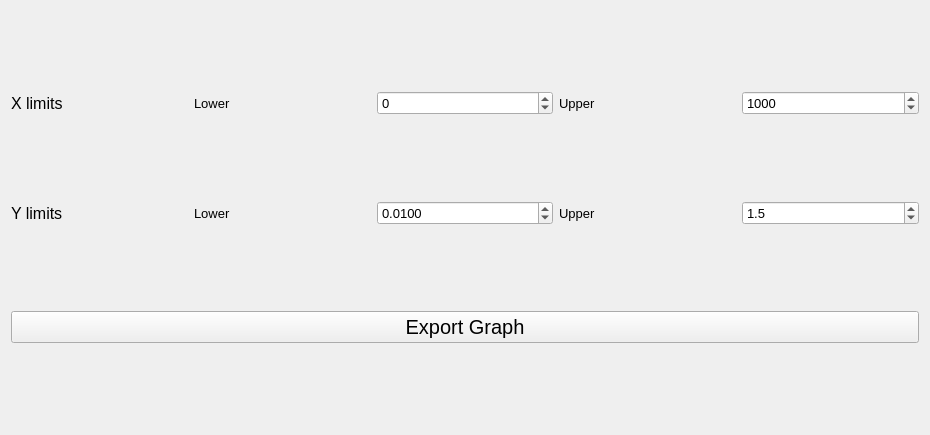
Above: PythonGUI_apps/Export_Windows/export_plot.ui from SarthakJariwala/Python_GUI_apps before the change. Below: the same form after it.
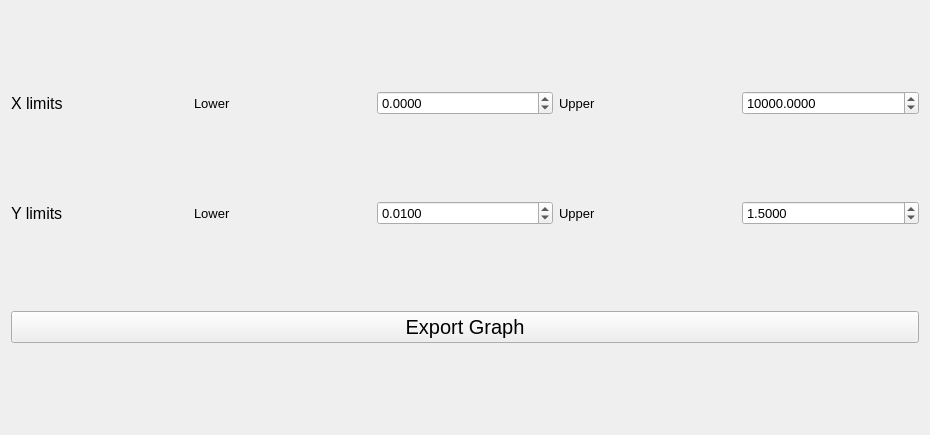
That is the form after the change.

Commit message: add decimal and neg value input for x lims

Patch:
```diff
--- a/PythonGUI_apps/Export_Windows/export_plot.ui
+++ b/PythonGUI_apps/Export_Windows/export_plot.ui
@@ -14,21 +14,6 @@
    <string>Form</string>
   </property>
   <layout class="QGridLayout" name="gridLayout">
-   <item row="0" column="4">
-    <widget class="QSpinBox" name="upperX_spinBox">
-     <property name="font">
-      <font>
-       <pointsize>10</pointsize>
-      </font>
-     </property>
-     <property name="maximum">
-      <number>3000000</number>
-     </property>
-     <property name="value">
-      <number>1000</number>
-     </property>
-    </widget>
-   </item>
    <item row="1" column="4">
     <widget class="QDoubleSpinBox" name="upperY_doubleSpinBox">
      <property name="font">
@@ -37,7 +22,7 @@
       </font>
      </property>
      <property name="decimals">
-      <number>1</number>
+      <number>4</number>
      </property>
      <property name="minimum">
       <double>-100.000000000000000</double>
@@ -62,21 +47,6 @@
      </property>
     </widget>
    </item>
-   <item row="0" column="2">
-    <widget class="QSpinBox" name="lowerX_spinBox">
-     <property name="font">
-      <font>
-       <pointsize>10</pointsize>
-      </font>
-     </property>
-     <property name="minimum">
-      <number>-10000</number>
-     </property>
-     <property name="maximum">
-      <number>3000000</number>
-     </property>
-    </widget>
-   </item>
    <item row="0" column="1">
     <widget class="QLabel" name="label_5">
      <property name="font">
@@ -170,6 +140,45 @@
      </property>
     </widget>
    </item>
+   <item row="0" column="2">
+    <widget class="QDoubleSpinBox" name="lowerX_spinBox">
+     <property name="font">
+      <font>
+       <pointsize>10</pointsize>
+      </font>
+     </property>
+     <property name="decimals">
+      <number>4</number>
+     </property>
+     <property name="minimum">
+      <double>-10000000.000000000000000</double>
+     </property>
+     <property name="maximum">
+      <double>100000000000.000000000000000</double>
+     </property>
+    </widget>
+   </item>
+   <item row="0" column="4">
+    <widget class="QDoubleSpinBox" name="upperX_spinBox">
+     <property name="font">
+      <font>
+       <pointsize>10</pointsize>
+      </font>
+     </property>
+     <property name="decimals">
+      <number>4</number>
+     </property>
+     <property name="minimum">
+      <double>-1000000000.000000000000000</double>
+     </property>
+     <property name="maximum">
+      <double>10000000000000.000000000000000</double>
+     </property>
+     <property name="value">
+      <double>10000.000000000000000</double>
+     </property>
+    </widget>
+   </item>
   </layout>
  </widget>
  <resources/>
```
